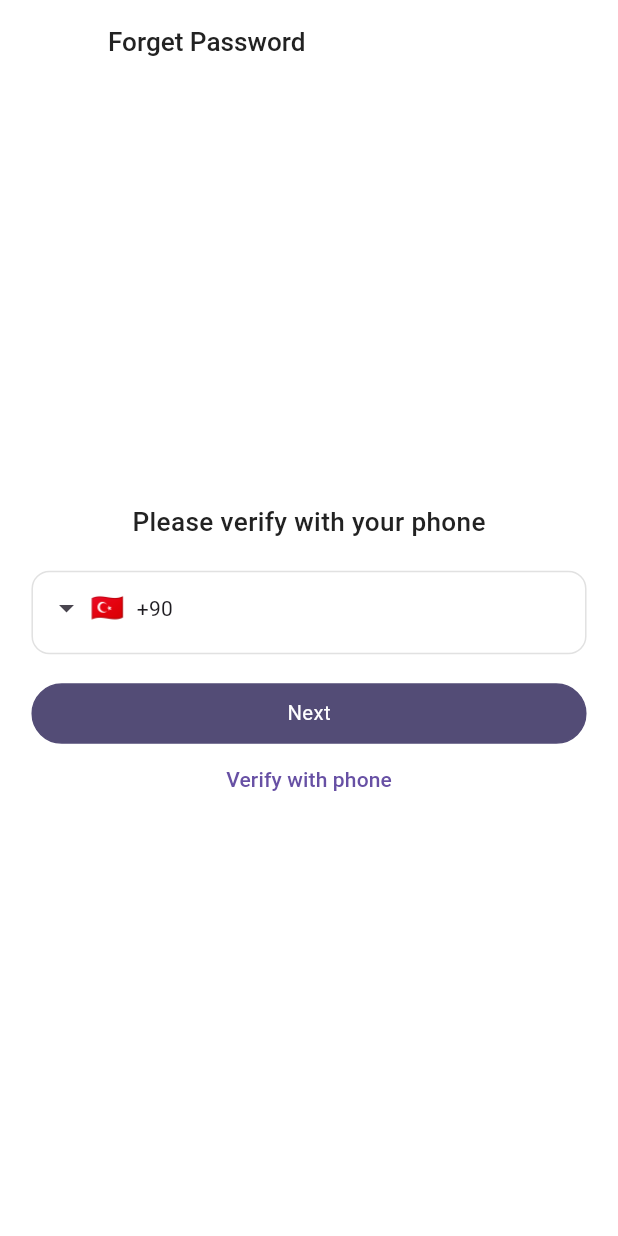
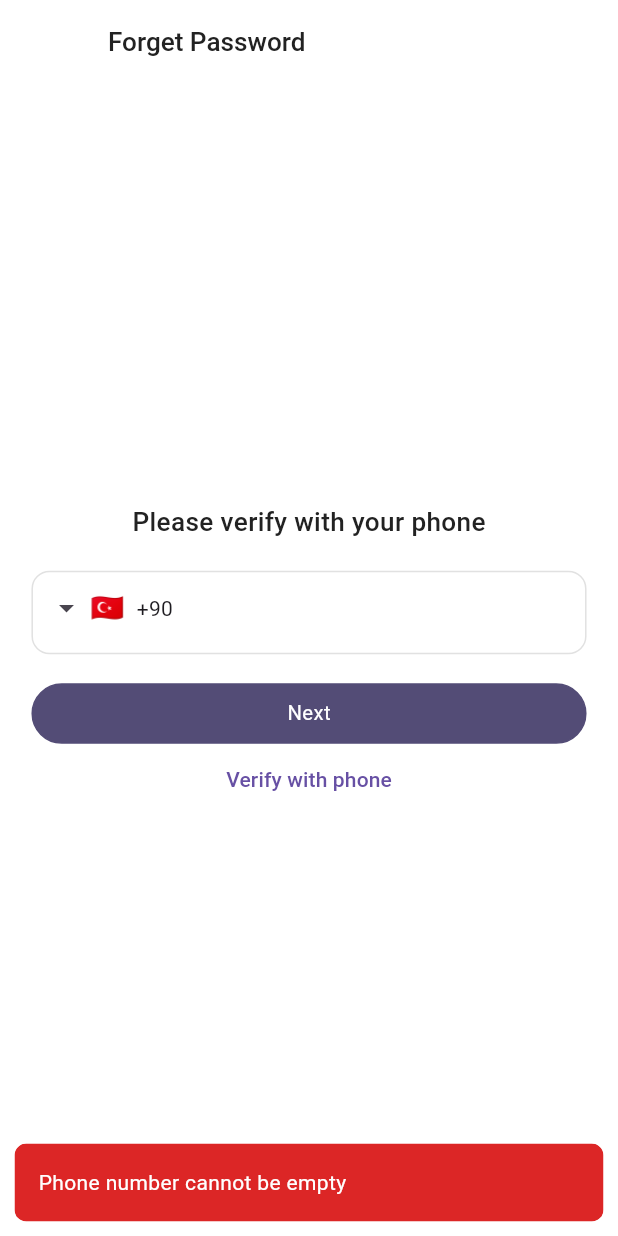
Before and after one commit to taskinnasif144/notun_bazar_ecommerce, a Flutter app: the VerifyEmailScreen screen opened by its route, after a tap on "Next", on a phone screen of 412 x 824 dp. Run offline on Flutter 3.47's test engine with Material 3 defaults, Android fonts, the phone set to English and light mode, and no system bars; drawn by our look-alikes of intl_phone_field; our stand-ins replace flutter_screenutil, flutter_svg, get, get_storage, google_fonts, loading_animation_widget; accounts and stored records are empty; generated files the repository leaves out were written again.

Commit message:
feat: Implement debug logging in AuthController and add form validation in VerifyEmailScreen

```diff
--- /dev/null
+++ b/lib/core/loggers/debug_logger.dart
@@ -0,0 +1,5 @@
+import 'package:flutter/material.dart';
+
+void printMsg(message){
+   debugPrint("==============>>>>>>>>>>> $message <<<<<<======");
+}
--- a/lib/features/auth/controllers/auth_controller.dart
+++ b/lib/features/auth/controllers/auth_controller.dart
@@ -1,5 +1,7 @@
 import 'package:flutter/widgets.dart';
 import 'package:flutter_getx_template/Common/components/custom_snackbar.dart';
+import 'package:flutter_getx_template/core/loggers/debug_logger.dart';
+import 'package:flutter_getx_template/core/routes/app_pages.dart';
 import 'package:flutter_getx_template/core/utils/loading_controller.dart';
 import 'package:get/get.dart';
 
@@ -12,6 +14,7 @@ class AuthController extends GetxController {
   // Text Controllers
   TextEditingController emailController = TextEditingController();
   TextEditingController passwordController = TextEditingController();
+  TextEditingController phoneController = TextEditingController();
   TextEditingController firstNameController = TextEditingController();
   TextEditingController lastNameController = TextEditingController();
 
@@ -29,13 +32,13 @@ class AuthController extends GetxController {
       "passwrod": passwordController.text,
     };
 
-    Get.find<LoadingController>().showLoading();
-    await Future.delayed(Duration(seconds: 2));
-    Get.find<LoadingController>().hideLoading();
+    loaderFunciton();
 
     showCustomSnackBar("Authorized");
 
-    debugPrint("========>>>>>>>>>> body: $body");
+    printMsg("body: $body");
+
+    clearControllers();
   }
 
   // Sign up with email and password method
@@ -46,33 +49,56 @@ class AuthController extends GetxController {
     }
 
     final body = {
+      "firstName": firstNameController.text,
+      "lastName": lastNameController.text,
       "email": emailController.text,
       "passwrod": passwordController.text,
     };
-
-    Get.find<LoadingController>().showLoading();
-    await Future.delayed(Duration(seconds: 2));
-    Get.find<LoadingController>().hideLoading();
+    loaderFunciton();
 
     showCustomSnackBar("Account Created");
 
-    debugPrint("========>>>>>>>>>> body: $body");
+    printMsg("body: $body");
+    clearControllers();
   }
 
   // On tap sign in options
   Future facebookSignInMethod() async {
-    debugPrint("============>>>>>>>>>>> Facebook Sign in");
+    printMsg("Facebook Sign in");
   }
 
   Future googleSignInMethod() async {
-    debugPrint("============>>>>>>>>>>> Google Sign in");
+    printMsg("Google Sign in");
   }
 
   Future twitterSignInMethod() async {
-    debugPrint("============>>>>>>>>>>> Twitter Sign in");
+    printMsg("Twitter Sign in");
   }
 
   // ================>>>>>>>>>>>>>>>>>> Verification Methods <<<<<<<<<<<<<<<<<<<===================
+
+  Future sendOtp(formKey) async {
+    // Validate the form
+    if (!formKey.currentState!.validate()) {
+      return;
+    }
+
+    final body =
+        isWithEmail.value
+            ? {"email": emailController.text}
+            : {"phone": phoneController.text};
+
+    if (!isWithEmail.value && phoneController.text.length < 5) {
+      showCustomSnackBar("Phone number cannot be empty", isError: true);
+      return;
+    }
+
+    printMsg("body: $body");
+    loaderFunciton();
+    Get.toNamed(Routes.verifyOtpScreen);
+
+    clearControllers();
+  }
 
   // Clear Controllers
   void clearControllers() {
@@ -89,6 +115,12 @@ class AuthController extends GetxController {
     lastNameController.dispose();
   }
 
+  void loaderFunciton() async {
+    Get.find<LoadingController>().showLoading();
+    await Future.delayed(Duration(seconds: 2));
+    Get.find<LoadingController>().hideLoading();
+  }
+
   @override
   void onClose() {
     disposeControllers();
--- a/lib/features/auth/views/verify_email_screen.dart
+++ b/lib/features/auth/views/verify_email_screen.dart
@@ -14,6 +14,9 @@ class VerifyEmailScreen extends StatelessWidget {
 
   final AuthController auth = Get.find<AuthController>();
 
+  // key to validate forms
+  final _formKey = GlobalKey<FormState>();
+
   @override
   Widget build(BuildContext context) {
     return ScreenWrapper(
@@ -24,27 +27,55 @@ class VerifyEmailScreen extends StatelessWidget {
         children: [
           // Title Message
           Center(
-            child: Obx(() => Text(
-              "Please verify with your ${auth.isWithEmail.value? "E-mail": "phone"}",
-              style: GetTextStyle().getHeading2(),
-            ),)
+            child: Obx(
+              () => Text(
+                "Please verify with your ${auth.isWithEmail.value ? "E-mail" : "phone"}",
+                style: GetTextStyle().getHeading2(),
+              ),
+            ),
           ),
 
           // Input field
           getVerticalSpace(20),
-          Obx(()=> SizedBox(
-              child: auth.isWithEmail.value? CustomInputField(controller: TextEditingController(), isEmail: true, hintText: "Verify with Email",) : CustomPhoneInputField(controller: TextEditingController())
-          ),),
+          Obx(
+            () => Form(
+              key: _formKey,
+              child: Column(
+                children: [
+                  SizedBox(
+                    child:
+                        auth.isWithEmail.value
+                            ? CustomInputField(
+                              controller: auth.emailController,
+                              isEmail: true,
+                              hintText: "Verify with Email",
+                            )
+                            : CustomPhoneInputField(
+                              controller: auth.phoneController,
+                            ),
+                  ),
 
-
-          // Continue to Next Page
-          getVerticalSpace(20),
-          CustomButton(buttonTitle: "Next", onTap: () {}),
+                  // Continue to Next Page
+                  getVerticalSpace(20),
+                  CustomButton(buttonTitle: "Next", onTap: () {
+                    auth.sendOtp(_formKey);
+                  }),
+                ],
+              ),
+            ),
+          ),
 
           // change verification method
-          TextButton(onPressed: () {
-            auth.isWithEmail.value = !auth.isWithEmail.value;
-          }, child: Obx(()=> Text("Verify with ${auth.isWithEmail.value? "email": "phone"}"))),
+          TextButton(
+            onPressed: () {
+              auth.isWithEmail.value = !auth.isWithEmail.value;
+            },
+            child: Obx(
+              () => Text(
+                "Verify with ${auth.isWithEmail.value ? "email" : "phone"}",
+              ),
+            ),
+          ),
         ],
       ),
     );
```
